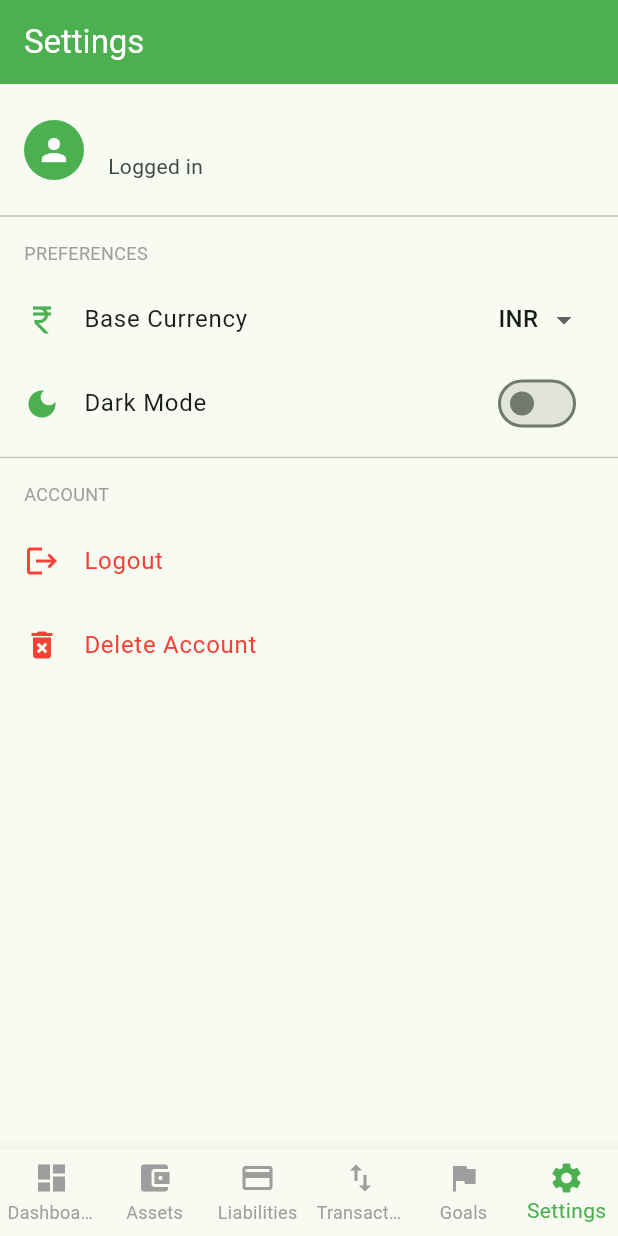
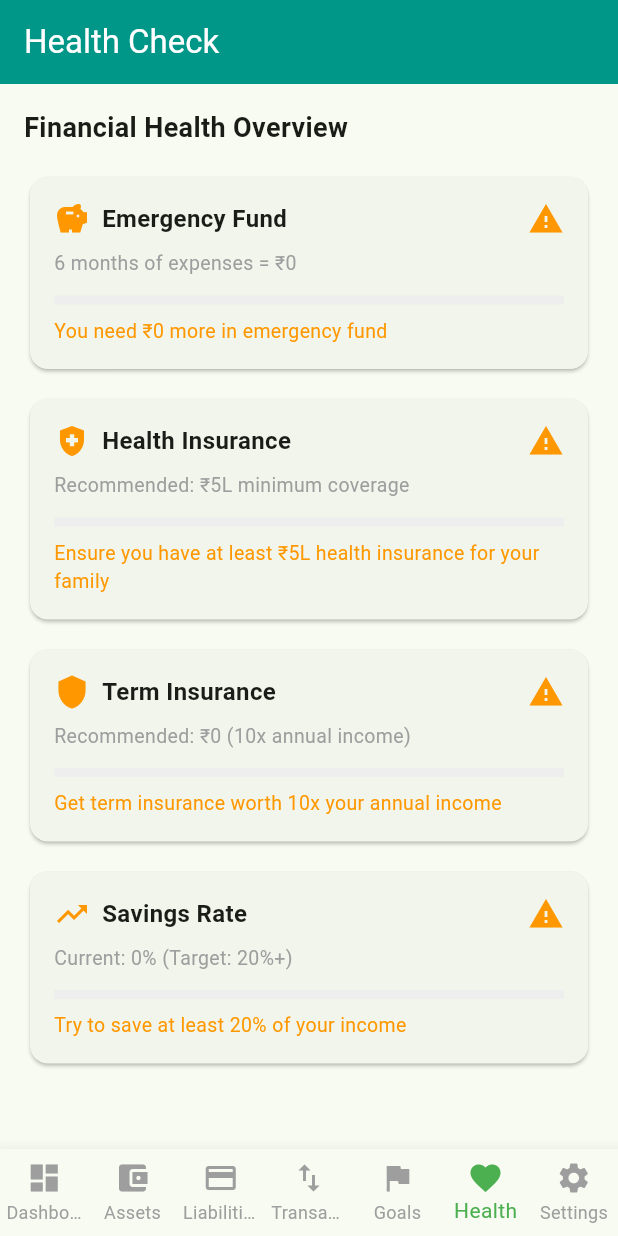
Before and after one commit to logeethraj/finmap, a Flutter app: the screen it shows once a user with an empty profile is signed in, item 6 of the bottom bar chosen, on a phone screen of 412 x 824 dp. Run offline on Flutter 3.47's test engine with Material 3 defaults, Android fonts, the phone set to English and light mode, and no system bars; our stand-ins replace shared_preferences, supabase_flutter; accounts and stored records are empty.

Commit message:
Add health check screen with financial indicators

```diff
--- a/lib/screens/dashboard_screen.dart
+++ b/lib/screens/dashboard_screen.dart
@@ -5,6 +5,7 @@ import 'transactions_screen.dart';
 import 'goals_screen.dart';
 import 'settings_screen.dart';
 import 'liabilities_screen.dart';
+import 'health_check_screen.dart';
 
 class DashboardScreen extends StatefulWidget {
   const DashboardScreen({super.key});
@@ -44,6 +45,7 @@ class _DashboardScreenState extends State<DashboardScreen> {
       LiabilitiesScreen(),
       TransactionsScreen(),
       GoalsScreen(),
+      HealthCheckScreen(),
       SettingsScreen(),
     ];
 
@@ -64,6 +66,7 @@ class _DashboardScreenState extends State<DashboardScreen> {
           BottomNavigationBarItem(icon: Icon(Icons.credit_card), label: 'Liabilities'),
           BottomNavigationBarItem(icon: Icon(Icons.swap_vert), label: 'Transactions'),
           BottomNavigationBarItem(icon: Icon(Icons.flag), label: 'Goals'),
+          BottomNavigationBarItem(icon: Icon(Icons.favorite), label: 'Health'),
           BottomNavigationBarItem(icon: Icon(Icons.settings), label: 'Settings'),
         ],
       ),
--- /dev/null
+++ b/lib/screens/health_check_screen.dart
@@ -0,0 +1,145 @@
+import 'package:flutter/material.dart';
+import 'package:supabase_flutter/supabase_flutter.dart';
+
+class HealthCheckScreen extends StatefulWidget {
+  const HealthCheckScreen({super.key});
+
+  @override
+  State<HealthCheckScreen> createState() => _HealthCheckScreenState();
+}
+
+class _HealthCheckScreenState extends State<HealthCheckScreen> {
+  final _supabase = Supabase.instance.client;
+  double _monthlyExpenses = 0;
+  double _monthlyIncome = 0;
+  bool _isLoading = true;
+
+  @override
+  void initState() {
+    super.initState();
+    _loadData();
+  }
+
+  Future<void> _loadData() async {
+    final transactions = await _supabase.from('transactions').select();
+    double income = 0, expenses = 0;
+    for (final t in transactions) {
+      if (t['type'] == 'income') income += (t['amount'] as num);
+      if (t['type'] == 'expense') expenses += (t['amount'] as num);
+    }
+    setState(() {
+      _monthlyIncome = income;
+      _monthlyExpenses = expenses;
+      _isLoading = false;
+    });
+  }
+
+  @override
+  Widget build(BuildContext context) {
+    final emergencyFundNeeded = _monthlyExpenses * 6;
+    final emergencyFundProgress = emergencyFundNeeded > 0 ? (_monthlyIncome / emergencyFundNeeded).clamp(0.0, 1.0) : 0.0;
+    final savingsRate = _monthlyIncome > 0 ? ((_monthlyIncome - _monthlyExpenses) / _monthlyIncome * 100) : 0.0;
+    final termInsuranceNeeded = _monthlyIncome * 12 * 10;
+    final healthInsuranceOk = _monthlyIncome > 0;
+
+    return Scaffold(
+      appBar: AppBar(
+        title: const Text('Health Check'),
+        backgroundColor: Colors.teal,
+        foregroundColor: Colors.white,
+      ),
+      body: _isLoading
+          ? const Center(child: CircularProgressIndicator())
+          : ListView(
+              padding: const EdgeInsets.all(16),
+              children: [
+                const Text('Financial Health Overview',
+                    style: TextStyle(fontSize: 18, fontWeight: FontWeight.bold)),
+                const SizedBox(height: 16),
+                _healthCard(
+                  icon: Icons.savings,
+                  title: 'Emergency Fund',
+                  subtitle: '6 months of expenses = ₹${emergencyFundNeeded.toStringAsFixed(0)}',
+                  progress: emergencyFundProgress,
+                  tip: emergencyFundProgress < 1
+                      ? 'You need ₹${(emergencyFundNeeded - _monthlyIncome).toStringAsFixed(0)} more in emergency fund'
+                      : 'Emergency fund is sufficient ✅',
+                  isOk: emergencyFundProgress >= 1,
+                ),
+                const SizedBox(height: 12),
+                _healthCard(
+                  icon: Icons.health_and_safety,
+                  title: 'Health Insurance',
+                  subtitle: 'Recommended: ₹5L minimum coverage',
+                  progress: healthInsuranceOk ? 0.7 : 0.0,
+                  tip: 'Ensure you have at least ₹5L health insurance for your family',
+                  isOk: healthInsuranceOk,
+                ),
+                const SizedBox(height: 12),
+                _healthCard(
+                  icon: Icons.shield,
+                  title: 'Term Insurance',
+                  subtitle: 'Recommended: ₹${termInsuranceNeeded.toStringAsFixed(0)} (10x annual income)',
+                  progress: termInsuranceNeeded > 0 ? 0.5 : 0.0,
+                  tip: 'Get term insurance worth 10x your annual income',
+                  isOk: false,
+                ),
+                const SizedBox(height: 12),
+                _healthCard(
+                  icon: Icons.trending_up,
+                  title: 'Savings Rate',
+                  subtitle: 'Current: ${savingsRate.toStringAsFixed(0)}% (Target: 20%+)',
+                  progress: (savingsRate / 100).clamp(0.0, 1.0),
+                  tip: savingsRate < 20
+                      ? 'Try to save at least 20% of your income'
+                      : 'Great savings rate! Keep it up ✅',
+                  isOk: savingsRate >= 20,
+                ),
+              ],
+            ),
+    );
+  }
+
+  Widget _healthCard({
+    required IconData icon,
+    required String title,
+    required String subtitle,
+    required double progress,
+    required String tip,
+    required bool isOk,
+  }) {
+    return Card(
+      child: Padding(
+        padding: const EdgeInsets.all(16),
+        child: Column(
+          crossAxisAlignment: CrossAxisAlignment.start,
+          children: [
+            Row(
+              children: [
+                Icon(icon, color: isOk ? Colors.green : Colors.orange),
+                const SizedBox(width: 8),
+                Expanded(
+                  child: Text(title,
+                      style: const TextStyle(fontSize: 16, fontWeight: FontWeight.bold)),
+                ),
+                Icon(isOk ? Icons.check_circle : Icons.warning,
+                    color: isOk ? Colors.green : Colors.orange),
+              ],
+            ),
+            const SizedBox(height: 8),
+            Text(subtitle, style: const TextStyle(color: Colors.grey, fontSize: 13)),
+            const SizedBox(height: 12),
+            LinearProgressIndicator(
+              value: progress,
+              backgroundColor: Colors.grey.shade200,
+              color: isOk ? Colors.green : Colors.orange,
+              minHeight: 6,
+            ),
+            const SizedBox(height: 8),
+            Text(tip, style: TextStyle(color: isOk ? Colors.green : Colors.orange, fontSize: 13)),
+          ],
+        ),
+      ),
+    );
+  }
+}
```
